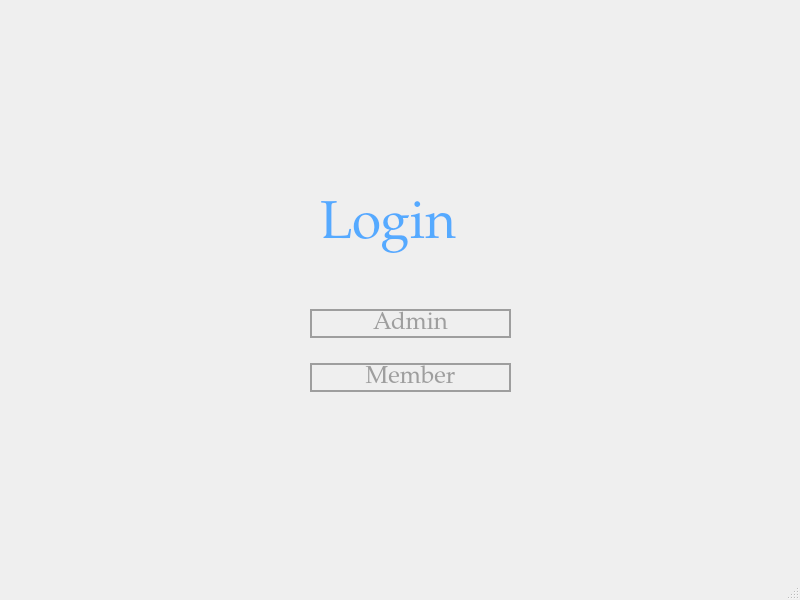
Before: the Qt Designer form UI/MainPageUI.ui in tural777/FinalProject, drawn with Qt 5.
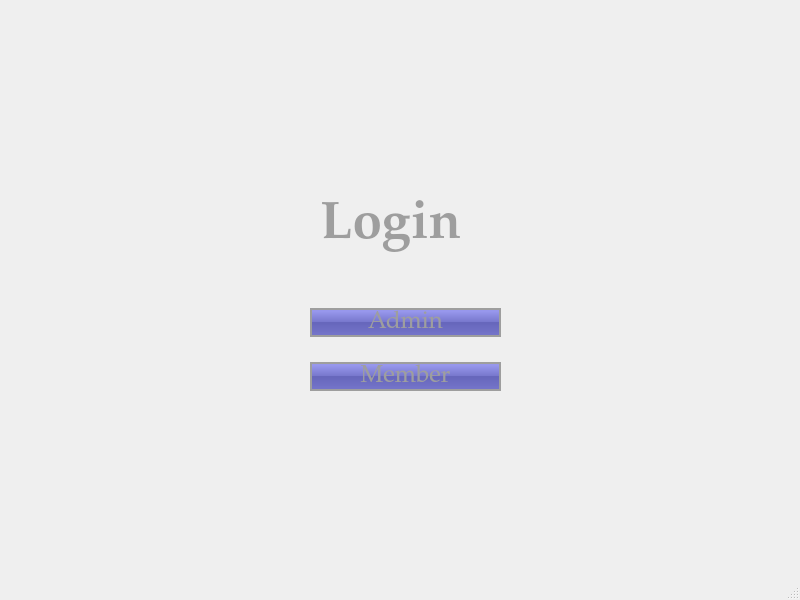
After: the same form once the commit is applied.

```diff
--- a/UI/MainPageUI.ui
+++ b/UI/MainPageUI.ui
@@ -46,11 +46,17 @@
      <rect>
       <x>310</x>
       <y>290</y>
-      <width>201</width>
+      <width>191</width>
       <height>121</height>
      </rect>
     </property>
     <layout class="QVBoxLayout" name="verticalLayout">
+     <property name="spacing">
+      <number>7</number>
+     </property>
+     <property name="sizeConstraint">
+      <enum>QLayout::SetDefaultConstraint</enum>
+     </property>
      <item>
       <widget class="QPushButton" name="btn_admin">
        <property name="font">
@@ -67,7 +73,7 @@
         <string notr="true">QPushButton{
 	border: 2px solid #9E9E9E;
 	border-radius: 15px;
-	background-color: #00000000;
+	background-color: QLinearGradient( x1: 0, y1: 0, x2: 0, y2: 1, stop: 0 #88d, stop: 0.1 #99e, stop: 0.49 #77c, stop: 0.5 #66b, stop: 1 #77c);
 	color: #9E9E9E;
 }
 QPushButton:hover{
@@ -108,7 +114,7 @@
         <string notr="true">QPushButton{
 	border: 2px solid #9E9E9E;
 	border-radius: 15px;
-	background-color: #00000000;
+	background-color: QLinearGradient( x1: 0, y1: 0, x2: 0, y2: 1, stop: 0 #88d, stop: 0.1 #99e, stop: 0.49 #77c, stop: 0.5 #66b, stop: 1 #77c);
 	color: #9E9E9E;
 }
 QPushButton:hover{
@@ -134,7 +140,7 @@
      <rect>
       <x>320</x>
       <y>180</y>
-      <width>171</width>
+      <width>181</width>
       <height>91</height>
      </rect>
     </property>
@@ -142,10 +148,12 @@
      <font>
       <family>Palatino Linotype</family>
       <pointsize>40</pointsize>
+      <weight>75</weight>
+      <bold>true</bold>
      </font>
     </property>
     <property name="styleSheet">
-     <string notr="true">color: rgb(85, 170, 255);</string>
+     <string notr="true">color: #9E9E9E;</string>
     </property>
     <property name="text">
      <string>Login</string>
```
